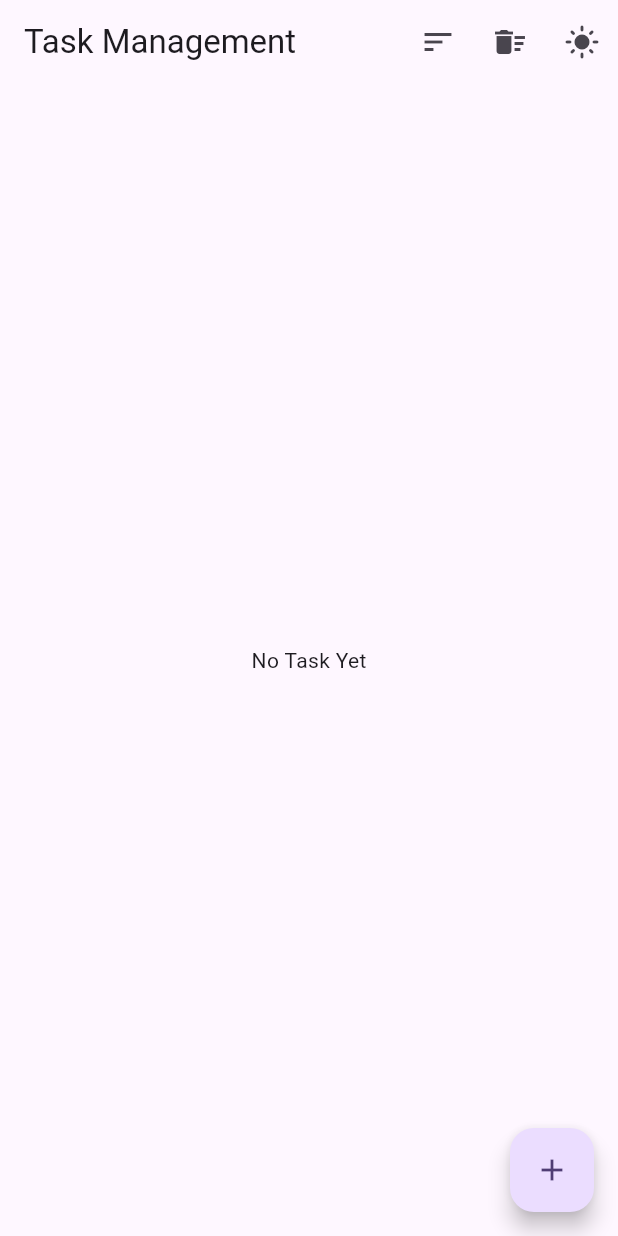
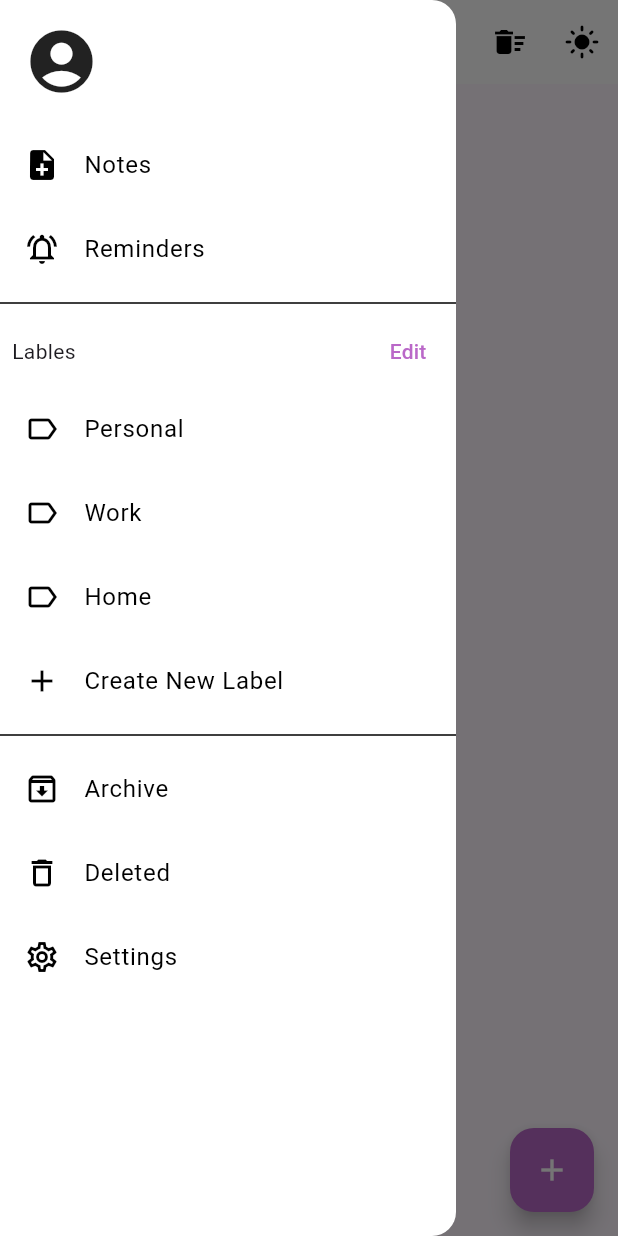
Before and after one commit to ASContributor/taskManager, a Flutter app: the screen it shows after launch, with the side drawer open (before the commit the screen has no drawer), on a phone screen of 412 x 824 dp. Run offline on Flutter 3.47's test engine with Material 3 defaults, Android fonts, the phone set to English and light mode, and no system bars; our stand-ins replace flutter_riverpod, hive, hive_flutter, sqflite; accounts and stored records are empty.

Commit message:
listGridView

```diff
--- a/lib/main.dart
+++ b/lib/main.dart
@@ -19,13 +19,37 @@ class MyApp extends ConsumerWidget {
     final mode = ref.watch(preferenceProvider);
     return MaterialApp(
       title: 'Flutter Demo',
-      theme: ThemeData(
-        colorScheme: ColorScheme.fromSeed(
-          seedColor: Colors.deepPurple,
-          brightness: mode.isDarkMode ? Brightness.dark : Brightness.light,
+      theme: ThemeData.light().copyWith(
+        colorScheme: ColorScheme.light(
+          primary: Colors.purple[300]!,
+          secondary: Colors.purple[300]!,
+          surface: Colors.white,
         ),
-        useMaterial3: true,
       ),
+      darkTheme: ThemeData.dark().copyWith(
+        colorScheme: ColorScheme.dark(
+          primary: Colors.purple[300]!,
+          secondary: Colors.purple[300]!,
+          surface: const Color(0xFF1E1E1E),
+          onSurface: Colors.white,
+        ),
+        scaffoldBackgroundColor: const Color(0xFF121212),
+        drawerTheme: const DrawerThemeData(
+          backgroundColor: Color(0xFF1E1E1E),
+          scrimColor: Colors.transparent,
+        ),
+        appBarTheme: const AppBarTheme(
+          backgroundColor: Color(0xFF1E1E1E),
+          elevation: 0,
+          foregroundColor: Colors.white,
+        ),
+        cardColor: const Color(0xFF2C2C2C),
+        dialogBackgroundColor: const Color(0xFF1E1E1E),
+        brightness: Brightness.dark,
+        applyElevationOverlayColor: true,
+      ),
+      themeMode: mode.isDarkMode ? ThemeMode.dark : ThemeMode.light,
+
       // home: const MyHomePage(title: 'Flutter Demo Home Page'),
       initialRoute: '/',
       onGenerateRoute: Routes().onGenerateRoute,
--- a/lib/routes/generate_route.dart
+++ b/lib/routes/generate_route.dart
@@ -1,5 +1,5 @@
 import 'package:flutter/material.dart';
-import 'package:taskmanagement/views/task_screen.dart';
+import 'package:taskmanagement/views/dashbard/task_screen.dart';
 
 class Routes {
   Route onGenerateRoute(RouteSettings settings) {
--- /dev/null
+++ b/lib/views/dashbard/custom_drawer.dart
@@ -0,0 +1,87 @@
+import 'package:flutter/material.dart';
+
+class CustomDrawer extends StatelessWidget {
+  const CustomDrawer({
+    super.key,
+  });
+
+  @override
+  Widget build(BuildContext context) {
+    return Drawer(
+      child: ListView(
+        children: [
+          Container(
+            alignment: Alignment.topLeft,
+            padding: const EdgeInsets.all(16.0),
+            child: const Icon(
+              Icons.account_circle,
+              size: 50,
+            ),
+          ),
+          ListTile(
+            title: const Text('Notes'),
+            leading: const Icon(Icons.note_add),
+            onTap: () {},
+          ),
+          ListTile(
+            title: const Text('Reminders'),
+            leading: const Icon(Icons.notifications_active_outlined),
+            onTap: () {},
+          ),
+          Divider(),
+          Row(
+            mainAxisAlignment: MainAxisAlignment.spaceBetween,
+            children: [
+              Padding(
+                padding: const EdgeInsets.only(left: 8.0),
+                child: Text('Lables'),
+              ),
+              TextButton(onPressed: () {}, child: Text('Edit'))
+            ],
+          ),
+          ListView(
+            shrinkWrap: true,
+            children: [
+              ListTile(
+                title: const Text('Personal'),
+                leading: const Icon(Icons.label_outlined),
+                onTap: () {},
+              ),
+              ListTile(
+                title: const Text('Work'),
+                leading: const Icon(Icons.label_outlined),
+                onTap: () {},
+              ),
+              ListTile(
+                title: const Text('Home'),
+                leading: const Icon(Icons.label_outlined),
+                onTap: () {},
+              ),
+            ],
+          ),
+          ListTile(
+            title: const Text('Create New Label'),
+            leading: const Icon(Icons.add_outlined),
+            onTap: () {},
+          ),
+          Divider(),
+          ListTile(
+            title: const Text('Archive'),
+            leading: const Icon(Icons.archive_outlined),
+            onTap: () {},
+          ),
+          ListTile(
+            title: const Text('Deleted'),
+            leading: const Icon(Icons.delete_outlined),
+            onTap: () {},
+          ),
+          ListTile(
+            title: const Text('Settings'),
+            leading: const Icon(Icons.settings_outlined),
+            onTap: () {},
+          ),
+        ],
+      ),
+    );
+  }
+}
--- a/lib/views/task_screen.dart
+++ b/lib/views/dashbard/task_screen.dart
@@ -4,6 +4,7 @@ import 'package:taskmanagement/models/preference.dart';
 import 'package:taskmanagement/models/task.dart';
 import 'package:taskmanagement/provider/preference_provider.dart';
 import 'package:taskmanagement/provider/tasks_provider.dart';
+import 'package:taskmanagement/views/dashbard/custom_drawer.dart';
 
 class TaskScreen extends ConsumerStatefulWidget {
   const TaskScreen({super.key});
@@ -16,6 +17,7 @@ class _TaskScreenState extends ConsumerState<TaskScreen> {
   final _titleController = TextEditingController();
   final _descriptionController = TextEditingController();
   final TextEditingController _dateController = TextEditingController();
+  ValueNotifier<bool> isGrid = ValueNotifier(false);
   DateTime? _selectedDate;
   @override
   Widget build(BuildContext context) {
@@ -72,6 +74,7 @@ class _TaskScreenState extends ConsumerState<TaskScreen> {
         ],
         title: const Text('Task Management'),
       ),
+      drawer: CustomDrawer(),
       floatingActionButton: FloatingActionButton(
         onPressed: () {
           dialogBox(context);
@@ -81,6 +84,79 @@ class _TaskScreenState extends ConsumerState<TaskScreen> {
       body: task.isEmpty
           ? const Center(
               child: Text('No Task Yet'),
+            )
+          : SafeArea(
+              child: Column(
+                children: [
+                  Row(
+                    mainAxisAlignment: MainAxisAlignment.end,
+                    children: [
+                      ToggleButtons(
+                          isSelected: [isGrid.value, !isGrid.value],
+                          onPressed: (index) {
+                            setState(() {
+                              isGrid.value = index == 0;
+                            });
+                          },
+                          children: [Icon(Icons.grid_on), Icon(Icons.list)]),
+                    ],
+                  ),
+                  Expanded(
+                    child: ValueListenableBuilder(
+                      valueListenable: isGrid,
+                      builder: (context, value, child) =>
+                          _BuildListOrGrid(task, value),
+                    ),
+                  ),
+                ],
+              ),
+            ),
+    );
+  }
+
+  Widget _BuildListOrGrid(List<Task> task, bool isGrid) {
+    return isGrid
+        ? GridView.builder(
+            itemCount: task.length,
+            gridDelegate: SliverGridDelegateWithFixedCrossAxisCount(
+                crossAxisCount: 2, crossAxisSpacing: 4, mainAxisSpacing: 4),
+            itemBuilder: (context, index) {
+              final taskItem = task[index];
+              return Card(
+                child: Column(
+                  children: [
+                    Text(taskItem.title),
+                    Text(taskItem.description),
+                    Text(
+                        'Due Date: ${taskItem.dueDate.day}/${taskItem.dueDate.month}/${taskItem.dueDate.year}'),
+                    Row(
+                      mainAxisAlignment: MainAxisAlignment.spaceEvenly,
+                      children: [
+                        IconButton(
+                          icon: const Icon(Icons.edit),
+                          onPressed: () {
+                            _titleController.text = taskItem.title;
+                            _descriptionController.text = taskItem.description;
+                            _selectedDate = taskItem.dueDate;
+                            dialogBox(context, id: taskItem.id);
+                          },
+                        ),
+                        IconButton(
+                          icon: const Icon(
+                            Icons.delete,
+                          ),
+                          onPressed: () {
+                            ref
+                                .read(tasksProvider.notifier)
+                                .deleteTask(taskItem.id);
+                          },
+                        ),
+                      ],
+                    ),
+                  ],
+                ),
+              );
+            },
           )
         : ListView.builder(
             itemCount: task.length,
@@ -122,7 +198,6 @@ class _TaskScreenState extends ConsumerState<TaskScreen> {
                 ),
               );
             },
-            ),
           );
   }
 
```
Lines whose indentation alone changed are shown as unchanged.
